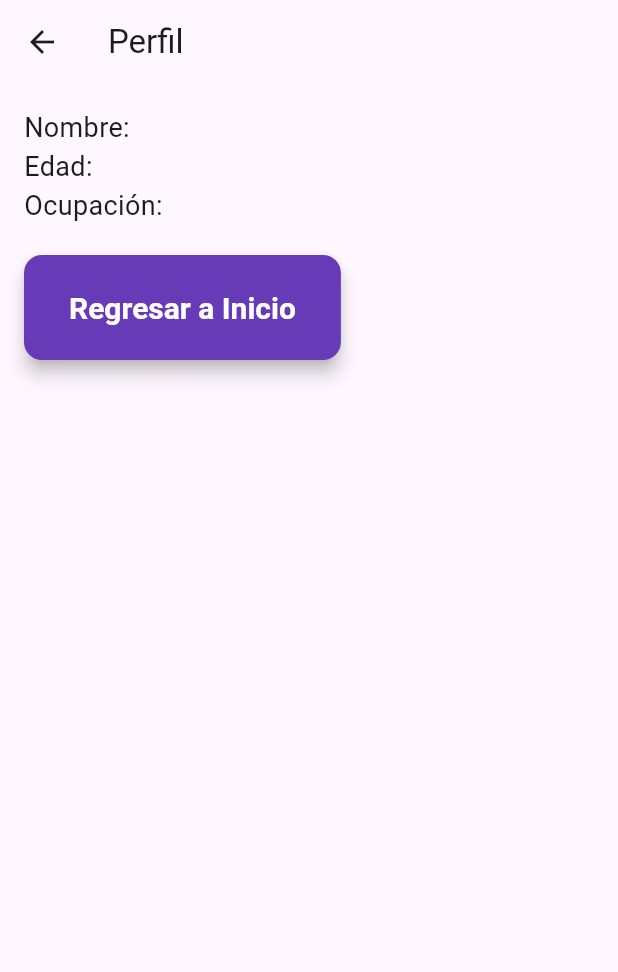
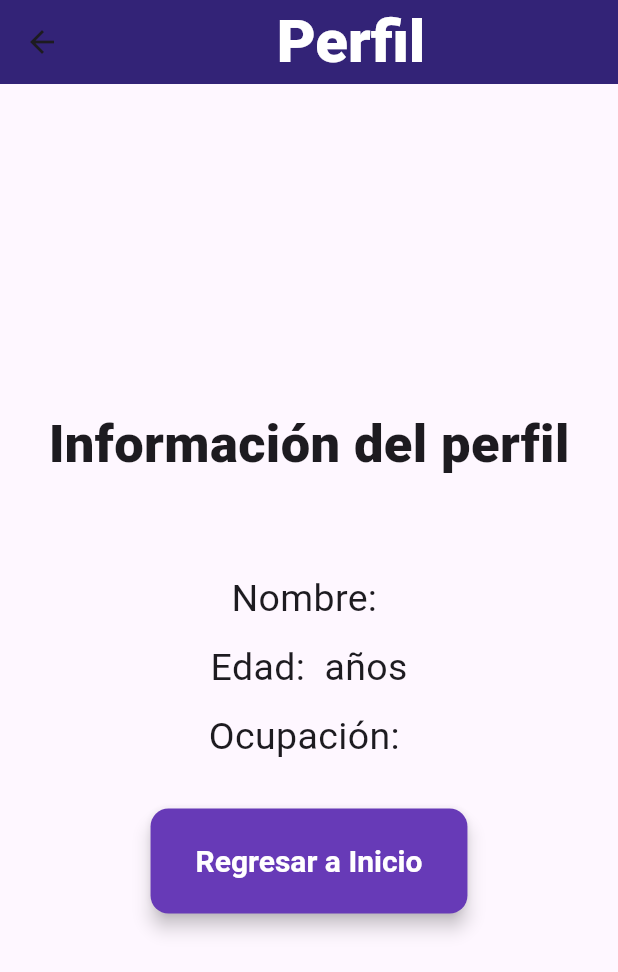
Before and after one commit to luisbenjaminhortalopez/75021-USERAPP, a Flutter app: the ProfileScreen screen opened directly with empty values, on a phone screen of 412 x 824 dp. Shown: the top 972 px of the screen. Run offline on Flutter 3.47's test engine with Material 3 defaults, Android fonts, the phone set to English and light mode, and no system bars.

Commit message:
ProfileScreen

```diff
--- a/lib/Screens/show_profile_screen.dart
+++ b/lib/Screens/show_profile_screen.dart
@@ -5,35 +5,71 @@ class ProfileScreen extends StatelessWidget {
   final String name;
   final String age;
   final String occupation;
-  const ProfileScreen({super.key, required this.name, required this.age, required this.occupation});
+
+  const ProfileScreen({
+    super.key,
+    required this.name,
+    required this.age,
+    required this.occupation,
+  });
 
   @override
   Widget build(BuildContext context) {
     return Scaffold(
-      appBar: AppBar(title:const Text("Perfil")),
-      body:  Padding(padding: const EdgeInsets.all(16.0),
+      appBar: AppBar(
+        title: const Center(
+          child: Text(
+            "Perfil",
+            style: TextStyle(
+                fontSize: 40, fontWeight: FontWeight.w900, color: Colors.white),
+          ),
+        ),
+        backgroundColor: const Color.fromARGB(255, 51, 35, 119),
+      ),
+      body: Padding(
+        padding: const EdgeInsets.all(16.0),
+        child: Center(
+          child: SingleChildScrollView(
             child: Column(
-        crossAxisAlignment: CrossAxisAlignment.start,
+              mainAxisAlignment: MainAxisAlignment.center,
+              crossAxisAlignment: CrossAxisAlignment.center,
               children: [
-            Text("Nombre: $name", style: const TextStyle(fontSize: 18)),
-            Text("Edad: $age", style: const TextStyle(fontSize: 18)),
-            Text("Ocupación: $occupation", style: const TextStyle(fontSize: 18)),
-            const SizedBox(height: 20),
+                const Text("Información del perfil",
+                    style:  TextStyle(fontSize: 35, fontWeight: FontWeight.w900)),
+                const SizedBox(height: 60),
+                Text("Nombre: $name", style: const TextStyle(fontSize: 25)),
+                const SizedBox(height: 10),
+                Text("Edad: $age años", style: const TextStyle(fontSize: 25)),
+                const SizedBox(height: 10),
+                Text("Ocupación: $occupation",
+                    style: const TextStyle(fontSize: 25)),
+                const SizedBox(height: 30),
                 ElevatedButton(
-          onPressed: (){Navigator.push(context, MaterialPageRoute(builder: (context) => const HomeScreen()));},
+                  onPressed: () {
+                    Navigator.push(
+                      context,
+                      MaterialPageRoute(
+                          builder: (context) => const HomeScreen()),
+                    );
+                  },
                   style: ElevatedButton.styleFrom(
                     minimumSize: const Size(50, 70),
                     backgroundColor: Colors.deepPurple,
                     foregroundColor: Colors.white,
-    padding: const EdgeInsets.symmetric(horizontal: 30, vertical: 15),
-    textStyle: const TextStyle(fontSize: 20, fontWeight: FontWeight.bold),
+                    padding: const EdgeInsets.symmetric(
+                        horizontal: 30, vertical: 15),
+                    textStyle: const TextStyle(
+                        fontSize: 20, fontWeight: FontWeight.bold),
                     shape: RoundedRectangleBorder(
                       borderRadius: BorderRadius.circular(12),
                     ),
                     elevation: 5,
                   ),
-          child:  const Text("Regresar a Inicio")),
+                  child: const Text("Regresar a Inicio"),
+                ),
               ],
+            ),
+          ),
         ),
       ),
     );
```
Lines whose indentation alone changed are shown as unchanged.
